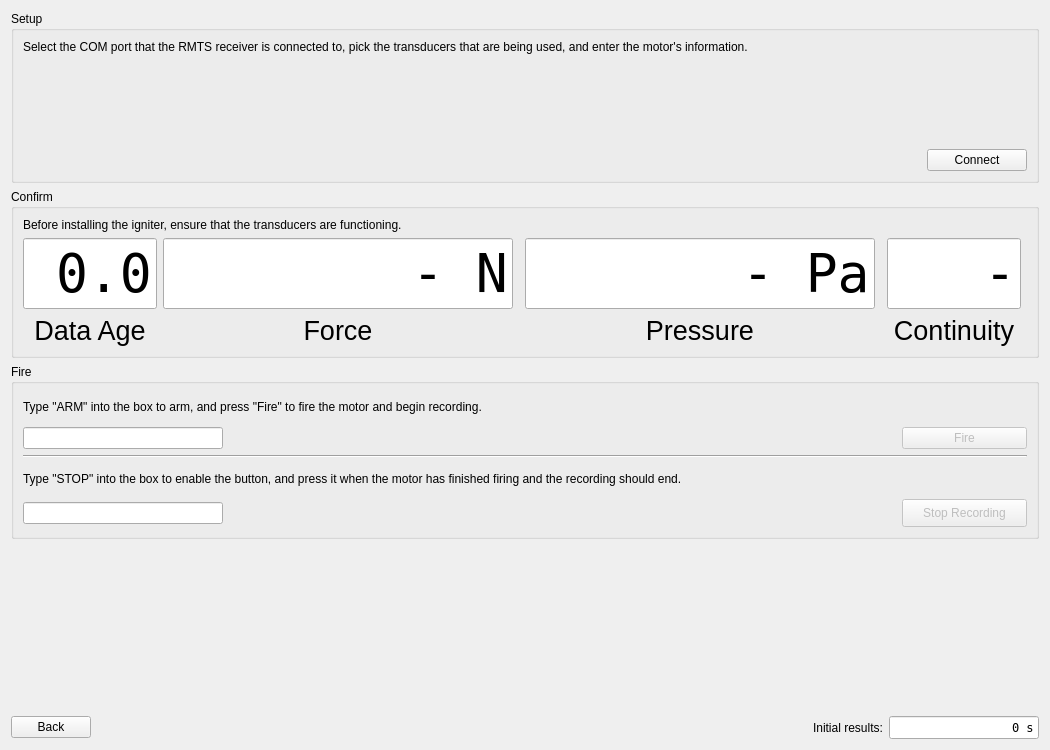
Before: the Qt Designer form ui/views/forms/FireWidget.ui in reilleya/RMTS-Software, drawn with Qt 5.
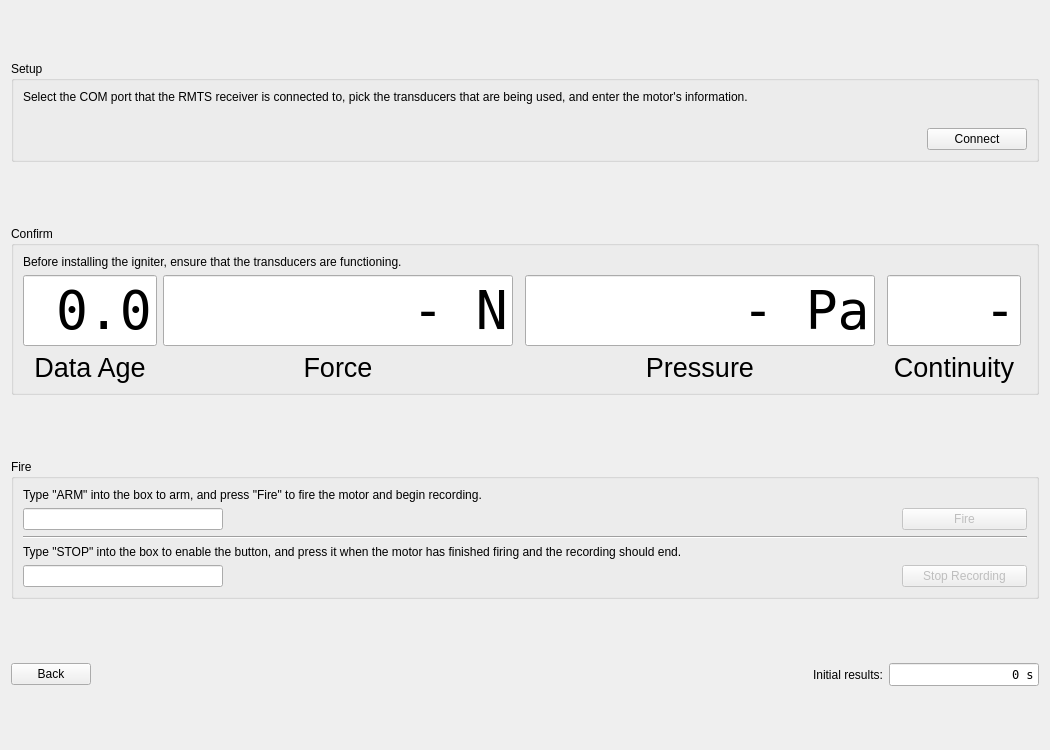
After: the same form once the commit is applied. Custom widgets are drawn as their Qt base class.

Commit message: Reduce minimum window height

```diff
--- a/ui/views/forms/FireWidget.ui
+++ b/ui/views/forms/FireWidget.ui
@@ -13,17 +13,23 @@
   <property name="minimumSize">
    <size>
     <width>1050</width>
-    <height>750</height>
+    <height>0</height>
    </size>
   </property>
   <property name="windowTitle">
    <string>Form</string>
   </property>
   <layout class="QVBoxLayout" name="verticalLayout">
+   <property name="topMargin">
+    <number>3</number>
+   </property>
+   <property name="bottomMargin">
+    <number>3</number>
+   </property>
    <item>
     <widget class="QGroupBox" name="groupBoxSetup">
      <property name="sizePolicy">
-      <sizepolicy hsizetype="Preferred" vsizetype="Preferred">
+      <sizepolicy hsizetype="Preferred" vsizetype="Maximum">
        <horstretch>0</horstretch>
        <verstretch>0</verstretch>
       </sizepolicy>
@@ -38,6 +44,9 @@
       <string>Setup</string>
      </property>
      <layout class="QVBoxLayout" name="verticalLayout_2">
+      <property name="topMargin">
+       <number>9</number>
+      </property>
       <item>
        <widget class="QLabel" name="labelSetup">
         <property name="sizePolicy">
@@ -72,27 +81,27 @@
            </widget>
           </item>
           <item>
-           <widget class="TransducerSelectorWidget" name="widgetTransducerSelector" native="true"/>
-          </item>
-          <item>
-           <spacer name="verticalSpacerHardware">
-            <property name="orientation">
-             <enum>Qt::Vertical</enum>
+           <widget class="TransducerSelectorWidget" name="widgetTransducerSelector" native="true">
+            <property name="sizePolicy">
+             <sizepolicy hsizetype="Preferred" vsizetype="Maximum">
+              <horstretch>0</horstretch>
+              <verstretch>0</verstretch>
+             </sizepolicy>
             </property>
-            <property name="sizeHint" stdset="0">
+            <property name="maximumSize">
              <size>
-              <width>20</width>
-              <height>40</height>
+              <width>16777215</width>
+              <height>16777215</height>
              </size>
             </property>
-           </spacer>
+           </widget>
           </item>
          </layout>
         </item>
         <item>
          <widget class="CollectionEditor" name="firingConfig" native="true">
           <property name="sizePolicy">
-           <sizepolicy hsizetype="Preferred" vsizetype="Expanding">
+           <sizepolicy hsizetype="Preferred" vsizetype="Maximum">
             <horstretch>0</horstretch>
             <verstretch>0</verstretch>
            </sizepolicy>
@@ -146,21 +155,21 @@
    <item>
     <widget class="QGroupBox" name="groupBoxConfirm">
      <property name="sizePolicy">
-      <sizepolicy hsizetype="Expanding" vsizetype="Preferred">
+      <sizepolicy hsizetype="Expanding" vsizetype="Maximum">
        <horstretch>0</horstretch>
        <verstretch>0</verstretch>
       </sizepolicy>
      </property>
      <property name="minimumSize">
       <size>
-       <width>175</width>
+       <width>0</width>
        <height>0</height>
       </size>
      </property>
      <property name="maximumSize">
       <size>
-       <width>1050</width>
-       <height>175</height>
+       <width>16777215</width>
+       <height>16777215</height>
       </size>
      </property>
      <property name="title">
@@ -365,22 +374,46 @@
    </item>
    <item>
     <widget class="QGroupBox" name="groupBoxFire">
+     <property name="sizePolicy">
+      <sizepolicy hsizetype="Preferred" vsizetype="Maximum">
+       <horstretch>0</horstretch>
+       <verstretch>0</verstretch>
+      </sizepolicy>
+     </property>
      <property name="minimumSize">
       <size>
        <width>0</width>
-       <height>175</height>
+       <height>0</height>
       </size>
      </property>
      <property name="maximumSize">
       <size>
        <width>16777215</width>
-       <height>175</height>
+       <height>16777215</height>
       </size>
      </property>
      <property name="title">
       <string>Fire</string>
      </property>
+     <property name="flat">
+      <bool>false</bool>
+     </property>
+     <property name="checkable">
+      <bool>false</bool>
+     </property>
      <layout class="QVBoxLayout" name="verticalLayout_8">
+      <property name="leftMargin">
+       <number>9</number>
+      </property>
+      <property name="topMargin">
+       <number>9</number>
+      </property>
+      <property name="rightMargin">
+       <number>9</number>
+      </property>
+      <property name="bottomMargin">
+       <number>9</number>
+      </property>
       <item>
        <widget class="QLabel" name="labelArm">
         <property name="text">
@@ -506,19 +539,6 @@
      </layout>
     </widget>
    </item>
-   <item>
-    <spacer name="verticalSpacer">
-     <property name="orientation">
-      <enum>Qt::Vertical</enum>
-     </property>
-     <property name="sizeHint" stdset="0">
-      <size>
-       <width>20</width>
-       <height>40</height>
-      </size>
-     </property>
-    </spacer>
-   </item>
    <item>
     <layout class="QHBoxLayout" name="horizontalLayoutNavigation">
      <property name="topMargin">
```
Left out of the diff: 8 changed lines with no effect on the pictures. The commit also changes 1 other file.
